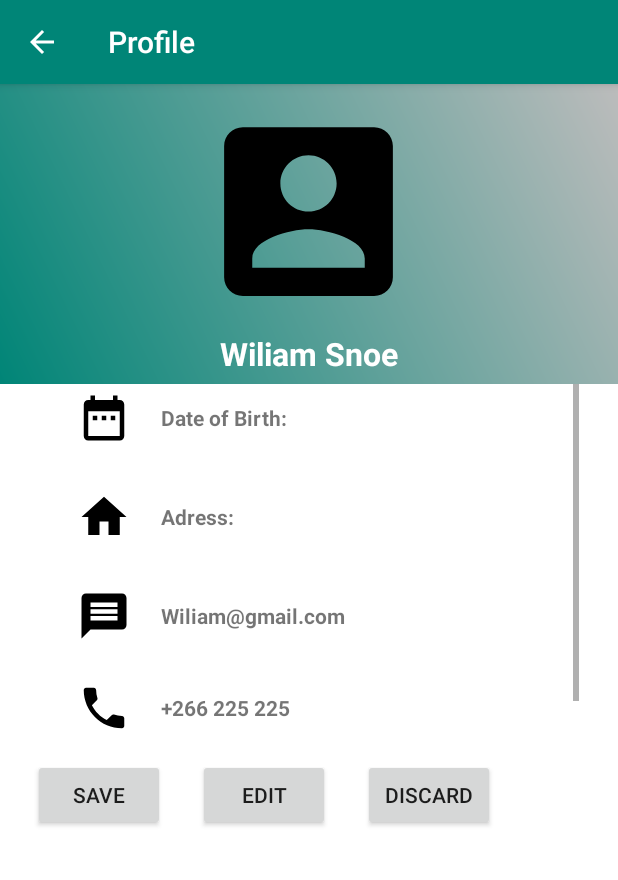
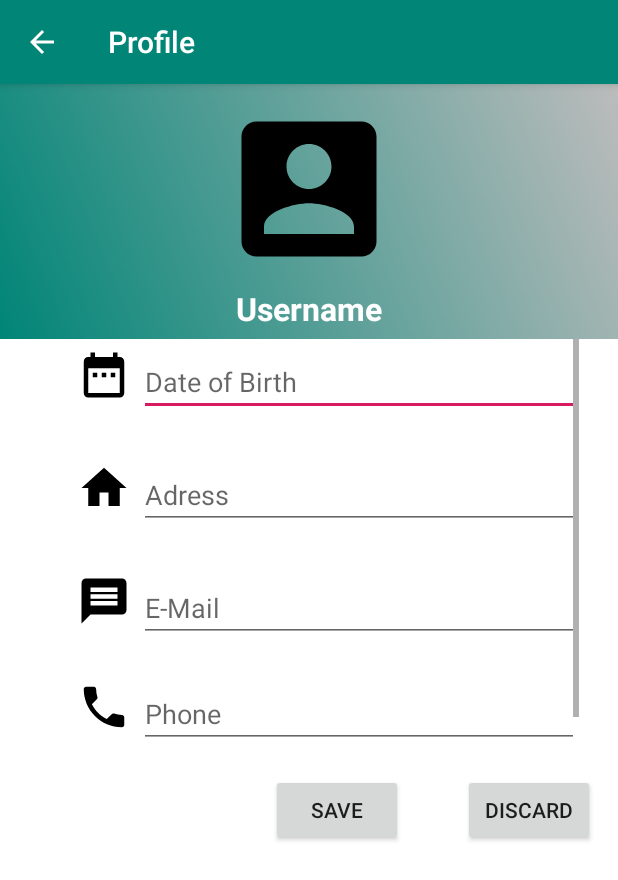
Before and after one commit to AndreasRybin/Fahrradscout24, an Android app: the ProfileActivity screen opened directly, with no data from a screen before it, on a phone screen of 412 x 824 dp. Shown: the top 880 px of the screen. Run offline under Robolectric (Android 15) with nearby library versions, the phone set to English and light mode, and no system bars.

Commit message:
added input fields for profile

```diff
--- a/app/src/main/AndroidManifest.xml
+++ b/app/src/main/AndroidManifest.xml
@@ -18,7 +18,8 @@
         </activity>
         <activity android:name=".ProfileActivity"
             android:parentActivityName=".MainActivity"
-            android:label="Profile">
+            android:label="Profile"
+            android:windowSoftInputMode="adjustPan">
             <!-- The meta-data tag is required if you support API level 15 and lower -->
             <meta-data
                 android:name="android.support.PARENT_ACTIVITY"
--- /dev/null
+++ b/app/src/main/res/drawable/ic_image_black_24dp.xml
@@ -0,0 +1,9 @@
+<vector xmlns:android="http://schemas.android.com/apk/res/android"
+        android:width="24dp"
+        android:height="24dp"
+        android:viewportWidth="24.0"
+        android:viewportHeight="24.0">
+    <path
+        android:fillColor="#FF000000"
+        android:pathData="M21,19V5c0,-1.1 -0.9,-2 -2,-2H5c-1.1,0 -2,0.9 -2,2v14c0,1.1 0.9,2 2,2h14c1.1,0 2,-0.9 2,-2zM8.5,13.5l2.5,3.01L14.5,12l4.5,6H5l3.5,-4.5z"/>
+</vector>
--- a/app/src/main/res/layout/activity_profile.xml
+++ b/app/src/main/res/layout/activity_profile.xml
@@ -7,173 +7,224 @@
     android:background="#fff"
     android:orientation="vertical"
     tools:context="hska.fahrradscout24.MainActivity">
+
     <RelativeLayout
         android:layout_width="match_parent"
-        android:layout_height="200dp">
+        android:layout_height="170dp">
+
         <LinearLayout
             android:layout_width="match_parent"
-            android:layout_height="370dp"
+            android:layout_height="wrap_content"
             android:background="@drawable/gradientbackground"
             android:orientation="vertical">
+
             <ImageView
-                android:layout_width="150dp"
-                android:layout_height="150dp"
+                android:layout_width="120dp"
+                android:layout_height="120dp"
                 android:layout_gravity="center_horizontal"
                 android:layout_marginTop="10dp"
-                android:src="@drawable/ic_account_box_black_24dp"/>
+                android:src="@drawable/ic_account_box_black_24dp" />
             <!-- TODO Profile Picture DB -->
             <TextView
-                android:layout_width="wrap_content"
+                android:layout_width="120dp"
                 android:layout_height="wrap_content"
                 android:layout_gravity="center_horizontal"
                 android:layout_marginTop="5dp"
-                android:text="Wiliam Snoe"
+                android:text="Username"
+                android:textAlignment="center"
                 android:textColor="#fff"
                 android:textSize="21sp"
-                android:textStyle="bold"/>
+                android:textStyle="bold" />
             <!-- TODO User Name DB-->
-        </LinearLayout>
             <android.support.v7.widget.CardView
                 android:layout_width="match_parent"
                 android:layout_height="wrap_content"
                 android:layout_centerHorizontal="true"
                 android:layout_marginTop="200dp">
+
                 <LinearLayout
                     android:layout_width="match_parent"
                     android:layout_height="match_parent"
                     android:orientation="horizontal"
                     android:weightSum="3"></LinearLayout>
             </android.support.v7.widget.CardView>
+        </LinearLayout>
     </RelativeLayout>
+
     <ScrollView
         android:layout_width="360dp"
-        android:layout_height="250dp"
+        android:layout_height="290dp"
         android:layout_gravity="center"
         android:orientation="vertical">
+
         <LinearLayout
             android:layout_width="360dp"
             android:layout_height="wrap_content"
             android:layout_gravity="center"
             android:orientation="vertical">
+
             <LinearLayout
                 android:layout_width="match_parent"
                 android:layout_height="wrap_content"
                 android:layout_marginTop="50dp"
                 android:orientation="horizontal"
-            android:paddingLeft="25dp">
+                android:paddingLeft="25dp"
+                android:focusable="true"
+                android:focusableInTouchMode="true">
+
                 <ImageView
                     android:layout_width="36dp"
                     android:layout_height="36dp"
-                android:src="@drawable/ic_date_range_black_24dp"/>
-            <TextView
-                android:layout_width="wrap_content"
+                    android:src="@drawable/ic_date_range_black_24dp" />
+
+                <EditText
+                    android:id="@+id/edit_text_date"
+                    android:layout_width="match_parent"
                     android:layout_height="wrap_content"
-                android:layout_gravity="center_vertical"
-                android:paddingLeft="20dp"
-                android:text="Date of Birth:"
-                android:textStyle="bold"/>
+                    android:layout_marginLeft="5dp"
+                    android:hint="Date of Birth"
+                    android:imeOptions="actionDone"
+                    android:inputType="date"
+                    android:text=""
+                    android:textColorLink="@color/colorPrimary" />
                 <!-- TODO DB-->
             </LinearLayout>
+
             <LinearLayout
                 android:layout_width="match_parent"
                 android:layout_height="wrap_content"
                 android:layout_marginTop="30dp"
                 android:orientation="horizontal"
-            android:paddingLeft="25dp">
+                android:paddingLeft="25dp"
+                android:focusable="true"
+                android:focusableInTouchMode="true">
+
                 <ImageView
                     android:layout_width="36dp"
                     android:layout_height="36dp"
-                android:src="@drawable/ic_home_black_24dp"/>
-            <TextView
-                android:layout_width="wrap_content"
+                    android:src="@drawable/ic_home_black_24dp" />
+
+                <EditText
+                    android:id="@+id/edit_text_adress"
+                    android:layout_width="match_parent"
                     android:layout_height="wrap_content"
-                android:layout_gravity="center_vertical"
-                android:paddingLeft="20dp"
-                android:text="Adress:"
-                android:textStyle="bold"/>
+                    android:layout_marginLeft="5dp"
+                    android:hint="Adress"
+                    android:imeOptions="actionDone"
+                    android:inputType="textPostalAddress"
+                    android:text=""
+                    android:textColorLink="@color/colorPrimary" />
                 <!-- TODO Mail DB-->
             </LinearLayout>
+
             <LinearLayout
                 android:layout_width="match_parent"
                 android:layout_height="wrap_content"
                 android:layout_marginTop="30dp"
                 android:orientation="horizontal"
-            android:paddingLeft="25dp">
+                android:paddingLeft="25dp"
+                android:focusable="true"
+                android:focusableInTouchMode="true">
+
                 <ImageView
                     android:layout_width="36dp"
                     android:layout_height="36dp"
-                android:src="@drawable/ic_message_black_24dp"/>
-            <TextView
-                android:layout_width="wrap_content"
+                    android:src="@drawable/ic_message_black_24dp" />
+
+                <EditText
+                    android:id="@+id/edit_text_mail"
+                    android:layout_width="match_parent"
                     android:layout_height="wrap_content"
-                android:layout_gravity="center_vertical"
-                android:paddingLeft="20dp"
-                android:text="Wiliam@gmail.com"
-                android:textStyle="bold"/>
+                    android:layout_marginLeft="5dp"
+                    android:hint="E-Mail"
+                    android:imeOptions="actionDone"
+                    android:inputType="textWebEmailAddress"
+                    android:text=""
+                    android:textColorLink="@color/colorPrimary" />
                 <!-- TODO Mail DB-->
+
             </LinearLayout>
+
+            <LinearLayout
+                android:layout_width="match_parent"
+                android:layout_height="wrap_content"
+                android:layout_marginTop="25dp"
+                android:orientation="horizontal"
+                android:paddingLeft="25dp"
+                android:focusable="true"
+                android:focusableInTouchMode="true">
+
+                <ImageView
+                    android:layout_width="36dp"
+                    android:layout_height="36dp"
+                    android:src="@drawable/ic_phone_black_24dp" />
+
+                <EditText
+                    android:id="@+id/edit_text_phone"
+                    android:layout_width="match_parent"
+                    android:layout_height="wrap_content"
+                    android:layout_marginLeft="5dp"
+                    android:focusable="auto"
+                    android:hint="Phone"
+                    android:imeOptions="actionDone"
+                    android:inputType="phone"
+                    android:text=""
+                    android:textColorLink="@color/colorPrimary" />
+                <!--TODO Phone DB -->
+            </LinearLayout>
+
             <LinearLayout
                 android:layout_width="match_parent"
                 android:layout_height="wrap_content"
                 android:layout_marginTop="25dp"
                 android:orientation="horizontal"
                 android:paddingLeft="25dp">
+
                 <ImageView
                     android:layout_width="36dp"
                     android:layout_height="36dp"
-                android:src="@drawable/ic_phone_black_24dp"/>
-            <TextView
-                android:layout_width="wrap_content"
+                    android:src="@drawable/ic_notifications_black_24dp" />
 
-                android:layout_height="wrap_content"
-                android:layout_gravity="center_vertical"
-                android:paddingLeft="20dp"
-                android:text="+266 225 225"
-                android:textStyle="bold"/>
-            <!--TODO Phone DB -->
-        </LinearLayout>
-        <LinearLayout
-            android:layout_width="match_parent"
-            android:layout_height="wrap_content"
-            android:layout_marginTop="25dp"
-            android:orientation="horizontal"
-            android:paddingLeft="25dp">
-            <ImageView
-                android:layout_width="36dp"
-                android:layout_height="36dp"
-                android:src="@drawable/ic_notifications_black_24dp"/>
                 <TextView
                     android:layout_width="wrap_content"
                     android:layout_height="wrap_content"
                     android:layout_gravity="center_vertical"
                     android:paddingLeft="20dp"
                     android:text="Push Notification"
-                android:textStyle="bold"/>
+                    android:textStyle="bold" />
+
+                <Switch
+                    android:id="@+id/switchNotification"
+                    style="@style/customSwitch"
+                    android:layout_width="wrap_content"
+                    android:layout_height="wrap_content"
+                    android:layout_gravity="center_vertical"
+                    android:layout_weight="1" />
                 <!--TODO an aus regler -->
             </LinearLayout>
         </LinearLayout>
     </ScrollView>
+
     <LinearLayout
         android:layout_width="match_parent"
-        android:layout_height="wrap_content">
+        android:layout_height="wrap_content"
+        android:gravity="end">
+
         <Button
             android:id="@+id/button_profile_save"
             android:layout_width="wrap_content"
             android:layout_height="wrap_content"
-            android:layout_marginLeft="22dp"
+            android:layout_marginRight="40dp"
             android:text="Save" />
-        <Button
-            android:id="@+id/button_profile_edit"
-            android:layout_width="wrap_content"
-            android:layout_height="wrap_content"
-            android:layout_marginLeft="22dp"
-            android:text="Edit" />
+
         <Button
             android:id="@+id/button_profile_discard"
             android:layout_width="wrap_content"
             android:layout_height="wrap_content"
-            android:layout_marginLeft="22dp"
-            android:text="Discard" />
+            android:layout_marginRight="15dp"
+            android:text="Discard"
+            android:textColorLink="@color/colorPrimary" />
         <!-- TODO link them to center the buttons -->
     </LinearLayout>
+
 </LinearLayout>
--- a/app/src/main/res/values/styles.xml
+++ b/app/src/main/res/values/styles.xml
@@ -8,4 +8,30 @@
         <item name="colorAccent">@color/colorAccent</item>
     </style>
 
+    <style name="customSwitchNot" parent="Theme.AppCompat.Light">
+        <!-- active thumb & track color (30% transparency) -->
+        <item name="colorControlActivated">@color/colorPrimary</item>
+        <!-- inactive thumb color -->
+        <item name="colorSwitchThumbNormal">@android:color/darker_gray
+        </item>
+        <!-- inactive track color (30% transparency) -->
+        <item name="android:colorForeground">@android:color/darker_gray
+        </item>
+    </style>
+    <style name="customSwitch" parent="Theme.AppCompat.Light">
+        <!-- colorPrimary is used for the default action bar background -->
+        <item name="colorPrimary">@android:color/darker_gray</item>
+        <item name="colorSwitchThumbNormal">@android:color/darker_gray</item>
+        <!-- colorPrimaryDark is used for the status bar -->
+        <item name="colorPrimaryDark">@color/colorPrimary</item>
+
+        <!-- colorAccent is used as the default value for colorControlActivated,
+             which is used to tint widgets -->
+        <item name="colorAccent">@color/colorPrimary</item>
+
+        <!-- You can also set colorControlNormal, colorControlActivated
+             colorControlHighlight, and colorSwitchThumbNormal. -->
+        <item name="colorControlActivated">@color/colorPrimary</item>
+        <item name="colorControlHighlight">@color/colorPrimary</item>
+    </style>
 </resources>
```
Lines whose indentation alone changed are shown as unchanged.
